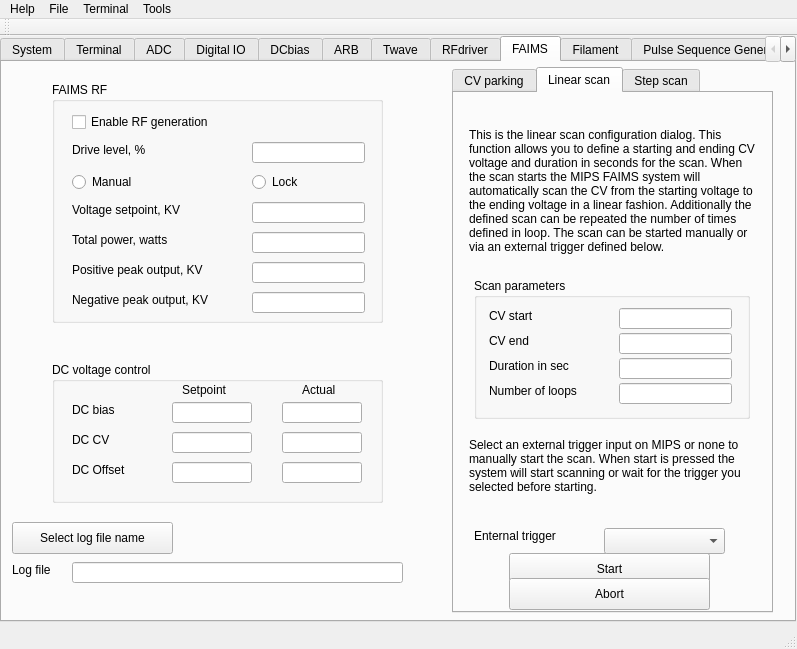
MOBILionSystems/MIPS-app-MOBILion, file mips.ui: the form before one commit.
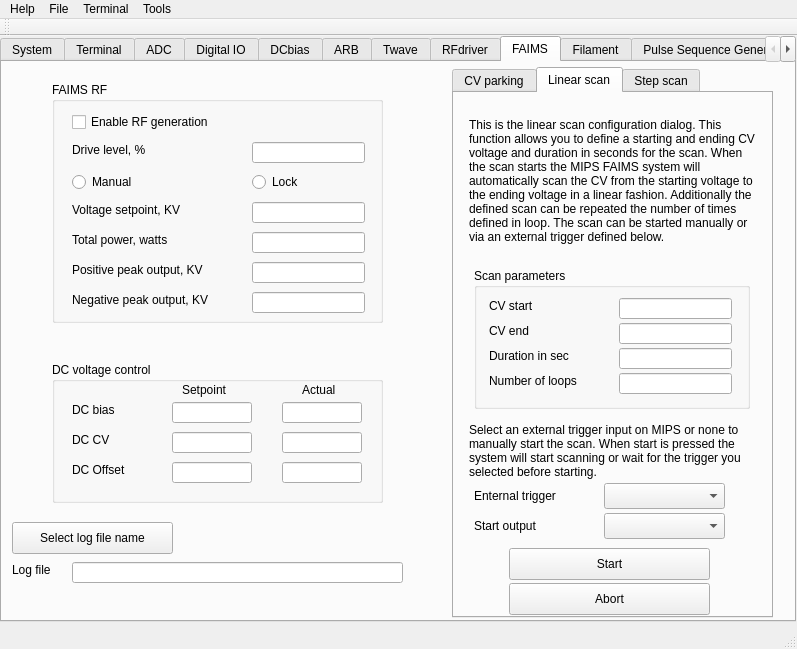
The form after the commit. The open tabs and pages were chosen to show the change. Icons and pictures are not drawn. Custom widgets are drawn as their Qt base class.

Patch:
```diff
--- a/mips.ui
+++ b/mips.ui
@@ -6452,7 +6452,7 @@
         <x>450</x>
         <y>5</y>
         <width>321</width>
-        <height>546</height>
+        <height>551</height>
        </rect>
       </property>
       <property name="currentIndex">
@@ -6711,7 +6711,7 @@
         <property name="geometry">
          <rect>
           <x>20</x>
-          <y>185</y>
+          <y>175</y>
           <width>276</width>
           <height>141</height>
          </rect>
@@ -6816,7 +6816,7 @@
         <property name="geometry">
          <rect>
           <x>20</x>
-          <y>435</y>
+          <y>395</y>
           <width>111</width>
           <height>16</height>
          </rect>
@@ -6829,7 +6829,7 @@
         <property name="geometry">
          <rect>
           <x>55</x>
-          <y>460</y>
+          <y>455</y>
           <width>201</width>
           <height>32</height>
          </rect>
@@ -6842,7 +6842,7 @@
         <property name="geometry">
          <rect>
           <x>150</x>
-          <y>435</y>
+          <y>390</y>
           <width>121</width>
           <height>26</height>
          </rect>
@@ -6852,7 +6852,7 @@
         <property name="geometry">
          <rect>
           <x>15</x>
-          <y>5</y>
+          <y>-5</y>
           <width>291</width>
           <height>186</height>
          </rect>
@@ -6871,7 +6871,7 @@
         <property name="geometry">
          <rect>
           <x>55</x>
-          <y>485</y>
+          <y>490</y>
           <width>201</width>
           <height>32</height>
          </rect>
@@ -6884,7 +6884,7 @@
         <property name="geometry">
          <rect>
           <x>15</x>
-          <y>335</y>
+          <y>320</y>
           <width>286</width>
           <height>76</height>
          </rect>
@@ -6896,6 +6896,29 @@
          <bool>true</bool>
         </property>
        </widget>
+       <widget class="QLabel" name="label_218">
+        <property name="geometry">
+         <rect>
+          <x>20</x>
+          <y>425</y>
+          <width>111</width>
+          <height>16</height>
+         </rect>
+        </property>
+        <property name="text">
+         <string>Start output</string>
+        </property>
+       </widget>
+       <widget class="QComboBox" name="comboFMlinearTrigOut">
+        <property name="geometry">
+         <rect>
+          <x>150</x>
+          <y>420</y>
+          <width>121</width>
+          <height>26</height>
+         </rect>
+        </property>
+       </widget>
       </widget>
       <widget class="QWidget" name="StepScan">
        <attribute name="title">
```
Left out of the diff: 53 changed lines with no effect on the pictures.
